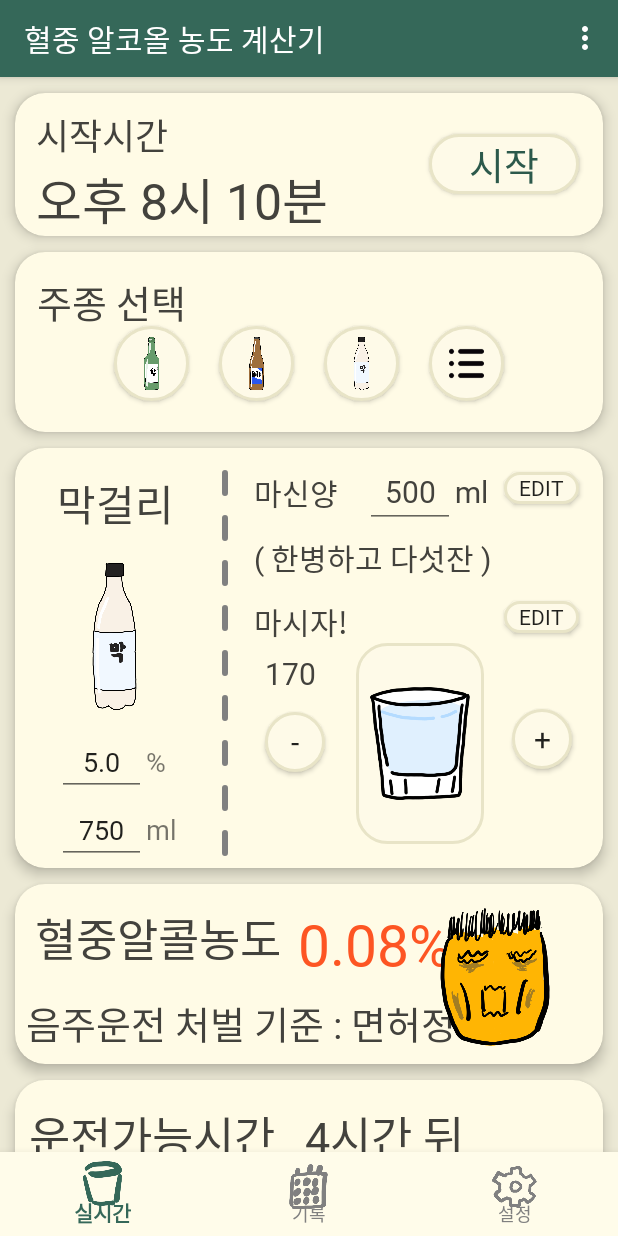
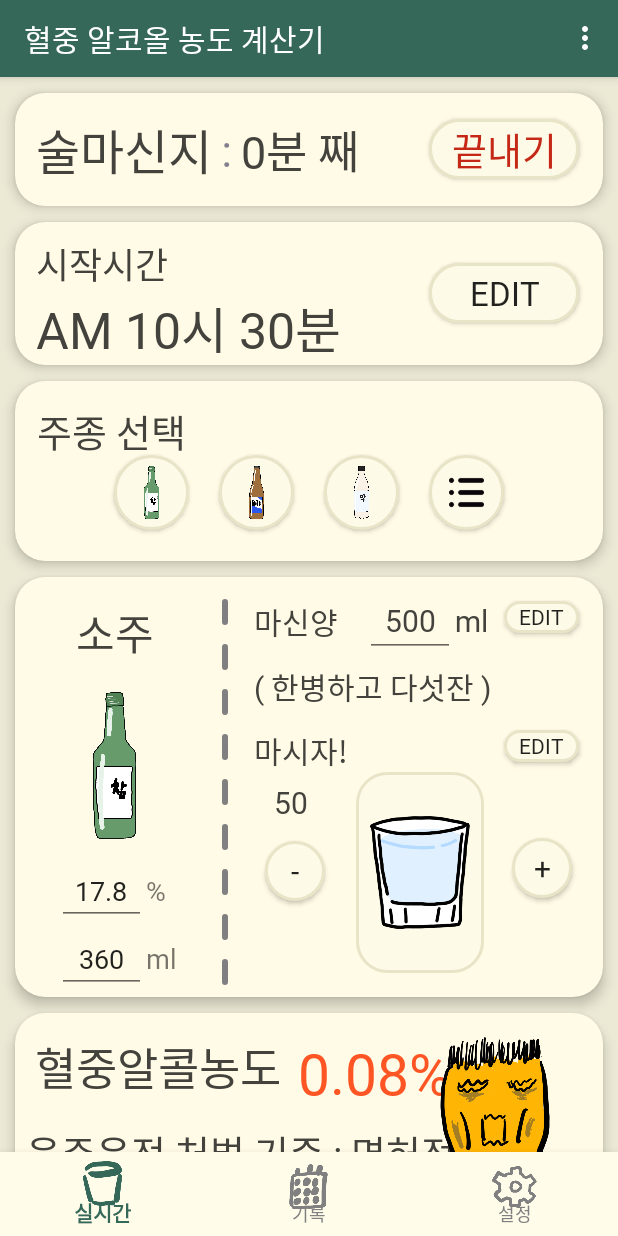
Before and after one commit to imdongye/AlcoholLimiter, an Android app: the screen it shows after launch (MainActivity), in the options menu, after a tap on "S.O.S", on a phone screen of 412 x 824 dp. Run offline under Robolectric (Android 15) with nearby library versions, the phone set to English and light mode, and no system bars.

Commit message:
add counterTask

```diff
--- a/app/src/main/AndroidManifest.xml
+++ b/app/src/main/AndroidManifest.xml
@@ -9,8 +9,9 @@
         android:roundIcon="@mipmap/ic_launcher_round"
         android:supportsRtl="true"
         android:theme="@style/Theme.Lim">
-        <!--dont show bottomnav when keyboard pop -->
-        <activity android:name=".MainActivity"
+        <!-- dont show bottomnav when keyboard pop -->
+        <activity
+            android:name=".MainActivity"
             android:windowSoftInputMode="adjustPan">
             <intent-filter>
                 <action android:name="android.intent.action.MAIN" />
--- a/app/src/main/java/com/example/alcohollimiter/RealtimeFragment.java
+++ b/app/src/main/java/com/example/alcohollimiter/RealtimeFragment.java
@@ -1,13 +1,10 @@
 package com.example.alcohollimiter;
 
 import android.app.AlertDialog;
-import android.app.DatePickerDialog;
 import android.app.TimePickerDialog;
 import android.content.Context;
-import android.content.DialogInterface;
+import android.os.AsyncTask;
 import android.os.Bundle;
-import android.os.Handler;
-import android.os.Message;
 import android.util.Log;
 import android.view.LayoutInflater;
 import android.view.View;
@@ -15,28 +12,122 @@ import android.view.ViewGroup;
 import android.widget.Button;
 import android.widget.EditText;
 import android.widget.ImageButton;
-import android.widget.ImageView;
 import android.widget.TextView;
 import android.widget.TimePicker;
-import android.widget.Toast;
 
 import androidx.fragment.app.Fragment;
 
-import org.w3c.dom.Text;
-
 import java.text.SimpleDateFormat;
+import java.time.LocalDateTime;
+import java.time.ZoneId;
+import java.time.format.DateTimeFormatter;
 import java.util.ArrayList;
 import java.util.Date;
-import java.util.Timer;
-import java.util.TimerTask;
+import java.util.Random;
 
 
 public class RealtimeFragment extends Fragment implements View.OnClickListener{
+    public class AlcoholTypeData {
+        public String name = "진로";
+        public double alcohol = 17.8;
+        public int bottleMl = 360;
+        public int janMl = 50;
+        public int imgAdrs = 0;
+
+        public AlcoholTypeData(String _name, double _alcohol, int _bottleMl, int _janMl, int _imgAdrs) {
+            name = _name;
+            alcohol = _alcohol;
+            bottleMl = _bottleMl;
+            janMl = _janMl;
+            imgAdrs = _imgAdrs;
+        }
+    }
+    TextView startTimeText;
+    TextView elapsedTimeText;
+    TextView tickerText;
+    View elapsedView;
+    int[] tickerColors = {R.color.lim_bgreen, R.color.lim_orange, R.color.lim_red, R.color.lim_gray, R.color.lim_bgreen_d, R.color.lim_text_black};
+    final int tickerColorN = tickerColors.length-1;
+    public class CounterTask extends AsyncTask<Integer, Integer, Integer> {
+        long startTime;
+        boolean termination = false;
+        boolean isStart = false;
+        long tickerCount = 0;
+        SimpleDateFormat startTimeFormat=new SimpleDateFormat("a h시 m분");
+        SimpleDateFormat elapsedTimeFormat=new SimpleDateFormat("H시간 m분 째");
+        SimpleDateFormat elapsedTimeFormatS=new SimpleDateFormat("m분 째");
+        @Override
+        protected void onPreExecute() { // 1. UI thread
+            super.onPreExecute();
+            startTimeText.setText(startTimeFormat.format(new Date(System.currentTimeMillis())));
+            Log.e("lim","onPreExecute");
+        }
+        @Override
+        protected Integer doInBackground(Integer... value) { // 2. worker thread
+            while(!termination){
+                try {
+                    Thread.sleep(1000);
+                }catch(InterruptedException e){}
+                publishProgress();
+            }
+            Log.e("lim","doInBackground End");
+            return 0;
+        }
+        @Override
+        protected void onProgressUpdate(Integer... value) { // 3. UI thread
+            super.onProgressUpdate();
+            long now = System.currentTimeMillis();
+            if(!isStart) {
+                startTimeText.setText(startTimeFormat.format(new Date(now)));
+            }
+            else {
+                Date etime = new Date(now);
+                String s = elapsedTimeFormat.format(etime);
+                if(s.charAt(0) != '0' )
+                    elapsedTimeText.setText(s);
+                else
+                    elapsedTimeText.setText(elapsedTimeFormatS.format(etime));
+            }
+            Log.i("lim", ""+tickerColors[(int)(Math.random()*tickerColorN)]);
+
+            tickerText.setVisibility((tickerCount%2 == 0) ? View.VISIBLE : View.INVISIBLE);
+            tickerCount++;
+        }
+        @Override
+        protected void onPostExecute(Integer result) { // 4. UI thread
+            super.onPostExecute(result);
+            Log.e("lim","onPostExecute");
+        }
+        public void setStart() {
+            startTime = System.currentTimeMillis();
+            startTimeText.setText(startTimeFormat.format(new Date(startTime)));
+            elapsedTimeText.setText(elapsedTimeFormatS.format(new Date(getElapsedTime())));
+            elapsedView.setVisibility(View.VISIBLE);
+            isStart = true;
+        }
+        public void setEnd() {
+            elapsedView.setVisibility(View.GONE);
+            isStart= false;
+        }
+        public void setStartTime(long _startTime) {
+            startTime = _startTime;
+        }
+        public long getStartTime() {
+            return startTime;
+        }
+        public long getElapsedTime() {
+            return System.currentTimeMillis() - startTime;
+        }
+        public boolean getIsStart() {
+            return isStart;
+        }
+    }
+
     private View rootView;
     private Context myContext;
 
     private TimePickerDialog.OnTimeSetListener startTimesetListener;
-    private TextView startTimeText;
+    CounterTask counterTask;
     int curType = 0;
     int totalMl=0;
 
@@ -55,8 +146,7 @@ public class RealtimeFragment extends Fragment implements View.OnClickListener{
         rootView = inflater.inflate(R.layout.fragment_realtime, container, false);
         myContext = container.getContext();
 
-        Button time_starttime_edit_btn = (Button)rootView.findViewById(R.id.time_starttime_edit_btn);
-        time_starttime_edit_btn.setOnClickListener(this);
+
 
         ImageButton main_bottle_btn = (ImageButton)rootView.findViewById(R.id.main_bottle_btn);
         main_bottle_btn.setOnClickListener(this);
@@ -77,7 +167,30 @@ public class RealtimeFragment extends Fragment implements View.OnClickListener{
         typeDatas.add(new AlcoholTypeData("맥주", 4.5, 500, 170, R.drawable.img_beer_bottle));
         typeDatas.add(new AlcoholTypeData("막걸리", 5, 750, 170, R.drawable.img_mak_bottle));
 
-        runStartTime();
+        //시작시간패널, 카운트시간패널
+        Button starttime_edit_btn = (Button)rootView.findViewById(R.id.realtime_starttime_edit_btn);
+        starttime_edit_btn.setOnClickListener(this);
+        Button start_btn = (Button)rootView.findViewById(R.id.realtime_start_btn);
+        start_btn.setOnClickListener(this);
+        Button stop_btn = (Button)rootView.findViewById(R.id.realtime_stop_btn);
+        stop_btn.setOnClickListener(this);
+        startTimeText = (TextView)rootView.findViewById(R.id.realtime_starttime_text);
+        elapsedTimeText = (TextView)rootView.findViewById(R.id.realtime_elapsed_time_text);
+        tickerText = (TextView)rootView.findViewById(R.id.realtime_elapsed_ticker);
+        elapsedView = rootView.findViewById(R.id.realtime_elapsed_view);
+        counterTask = new CounterTask();
+        counterTask.execute();
+        startTimesetListener = new TimePickerDialog.OnTimeSetListener() {
+            @Override
+            public void onTimeSet(TimePicker view, int hourOfDay, int minute) {
+                long curMiliTime = System.currentTimeMillis();
+                String resultTime = new SimpleDateFormat("yyyy/mm/dd").format(curMiliTime);
+                resultTime.concat(String.format(" %2d:%2d:00", hourOfDay, minute));
+                LocalDateTime localDateTime = LocalDateTime.parse(resultTime, DateTimeFormatter.ofPattern("yyyy/MM/dd HH:mm:ss") );
+                long millis = localDateTime.atZone(ZoneId.systemDefault()).toInstant().toEpochMilli();
+                counterTask.setStartTime(millis);
+            }
+        };
 
         return rootView;
     }
@@ -85,11 +198,7 @@ public class RealtimeFragment extends Fragment implements View.OnClickListener{
     @Override
     public void onClick(View v){
         switch(v.getId()){
-            case R.id.main_bottle_btn:{
-                BottleDataDialogFragment bddf = BottleDataDialogFragment.getInstance();
-                bddf.show(getChildFragmentManager(), BottleDataDialogFragment.TAG_BOTTLEDATA_DIALOG);
-            }break;
-            case R.id.time_starttime_edit_btn:{
+            case R.id.realtime_starttime_edit_btn:{
                 long now = System.currentTimeMillis();
                 Date date = new Date(now);
                 SimpleDateFormat sd = new SimpleDateFormat("hh mm");
@@ -100,6 +209,22 @@ public class RealtimeFragment extends Fragment implements View.OnClickListener{
                 TimePickerDialog dialog = new TimePickerDialog(myContext, AlertDialog.THEME_HOLO_LIGHT, startTimesetListener, hh, mm, false );
                 dialog.setTitle("시작시간");
                 dialog.show();
+                tickerText.setTextColor(R.color.lim_red);
+
+            }break;
+            case R.id.realtime_start_btn:{
+                rootView.findViewById(R.id.realtime_start_btn).setVisibility(View.GONE);
+                rootView.findViewById(R.id.realtime_starttime_edit_btn).setVisibility(View.VISIBLE);
+                counterTask.setStart();
+            }break;
+            case R.id.realtime_stop_btn:{
+                rootView.findViewById(R.id.realtime_start_btn).setVisibility(View.VISIBLE);
+                rootView.findViewById(R.id.realtime_starttime_edit_btn).setVisibility(View.GONE);
+                counterTask.setEnd();
+            }break;
+            case R.id.main_bottle_btn:{
+                BottleDataDialogFragment bddf = BottleDataDialogFragment.getInstance();
+                bddf.show(getChildFragmentManager(), BottleDataDialogFragment.TAG_BOTTLEDATA_DIALOG);
             }break;
             case R.id.select_1_btn:{
                 setMainType(0);
@@ -127,15 +252,6 @@ public class RealtimeFragment extends Fragment implements View.OnClickListener{
             }break;
         }
     }
-    void runStartTime() {
-        startTimeText = (TextView)rootView.findViewById(R.id.time_starttime_text);
-        startTimesetListener = new TimePickerDialog.OnTimeSetListener() {
-            @Override
-            public void onTimeSet(TimePicker view, int hourOfDay, int minute) {
-                startTimeText.setText(String.format("%d시간 %d분", hourOfDay, minute));
-            }
-        };
-    }
     void setMainType(int type) {
         curType = type;
         Log.i("lim", Integer.toString(type));
@@ -152,21 +268,7 @@ public class RealtimeFragment extends Fragment implements View.OnClickListener{
         bottleImg.setImageDrawable(getResources().getDrawable(typeDatas.get(type).imgAdrs, null));
     }
 
-    public class AlcoholTypeData {
-        public String name = "진로";
-        public double alcohol = 17.8;
-        public int bottleMl = 360;
-        public int janMl = 50;
-        public int imgAdrs = 0;
 
-        public AlcoholTypeData(String _name, double _alcohol, int _bottleMl, int _janMl, int _imgAdrs) {
-            name = _name;
-            alcohol = _alcohol;
-            bottleMl = _bottleMl;
-            janMl = _janMl;
-            imgAdrs = _imgAdrs;
-        }
-    }
     public void setTotal(int t){
         EditText totalEdit = (EditText)rootView.findViewById(R.id.main_total_ml_edit);
         totalMl = t;
--- a/app/src/main/res/layout/realtime_time_elapsed.xml
+++ b/app/src/main/res/layout/realtime_time_elapsed.xml
@@ -4,6 +4,7 @@
     xmlns:tools="http://schemas.android.com/tools">
 
     <androidx.cardview.widget.CardView
+        android:id="@+id/realtime_elapsed_view"
         android:layout_width="match_parent"
         android:layout_height="75dp"
         android:layout_marginHorizontal="10dp"
@@ -11,7 +12,7 @@
         app:cardBackgroundColor="@color/lim_back"
         app:cardCornerRadius="20dp"
         app:cardElevation="5dp"
-        android:visibility="gone">
+        android:visibility="visible">
 
         <androidx.constraintlayout.widget.ConstraintLayout
             android:layout_width="match_parent"
@@ -36,20 +37,29 @@
                     android:text="술마신지"
                     android:textColor="@color/lim_text_black"
                     android:textSize="32dp" />
+                <TextView
+                    android:id="@+id/realtime_elapsed_ticker"
+                    android:layout_width="wrap_content"
+                    android:layout_height="wrap_content"
+                    android:layout_marginStart="6dp"
+                    android:fontFamily="@font/binggraesamanco"
+                    android:text=":"
+                    android:textColor="@color/lim_bgreen"
+                    android:textSize="30dp" />
 
                 <TextView
-                    android:id="@+id/time_starttime_text"
+                    android:id="@+id/realtime_elapsed_time_text"
                     android:layout_width="wrap_content"
                     android:layout_height="wrap_content"
-                    android:layout_marginStart="20dp"
+                    android:layout_marginStart="6dp"
                     android:fontFamily="@font/binggraesamanco"
-                    android:text="2시간 10분"
+                    android:text="22시간 10분 째"
                     android:textColor="@color/lim_text_black"
-                    android:textSize="32dp" />
+                    android:textSize="30dp" />
             </LinearLayout>
 
             <Button
-                android:id="@+id/time_stop_btn"
+                android:id="@+id/realtime_stop_btn"
                 android:layout_width="100dp"
                 android:layout_height="40dp"
                 android:background="@drawable/bg_border_cylinder_ripple"
--- a/app/src/main/res/layout/realtime_time_start.xml
+++ b/app/src/main/res/layout/realtime_time_start.xml
@@ -32,7 +32,7 @@
                 app:layout_constraintVertical_bias="0.17" />
 
             <TextView
-                android:id="@+id/time_starttime_text"
+                android:id="@+id/realtime_starttime_text"
                 android:layout_width="wrap_content"
                 android:layout_height="wrap_content"
 
@@ -48,7 +48,7 @@
                 app:layout_constraintVertical_bias="0.272" />
 
             <Button
-                android:id="@+id/time_starttime_edit_btn"
+                android:id="@+id/realtime_starttime_edit_btn"
                 android:layout_width="100dp"
                 android:layout_height="40dp"
                 android:background="@drawable/bg_border_cylinder_ripple"
@@ -57,7 +57,7 @@
                 android:textSize="22dp"
                 app:layout_constraintBottom_toBottomOf="parent"
                 app:layout_constraintEnd_toEndOf="parent"
-                app:layout_constraintHorizontal_bias="0.89"
+                app:layout_constraintHorizontal_bias="0.945"
                 app:layout_constraintStart_toStartOf="parent"
                 app:layout_constraintTop_toTopOf="parent"
                 app:layout_constraintVertical_bias="0.49"
@@ -65,7 +65,7 @@
 
             <Button
                 android:visibility="visible"
-                android:id="@+id/time_start_btn"
+                android:id="@+id/realtime_start_btn"
                 android:layout_width="100dp"
                 android:layout_height="40dp"
                 android:background="@drawable/bg_border_cylinder_ripple"
```
Also changed, not shown: app/src/main/java/com/example/alcohollimiter/CounterTask.java (deleted, +0 -20 lines), app/src/main/res/drawable/img_beer_bootle_mini.png (added), app/src/main/res/drawable/img_mak_bottle_mini.png (added), app/src/main/res/drawable/img_soju_bottle_mini.png (added).
